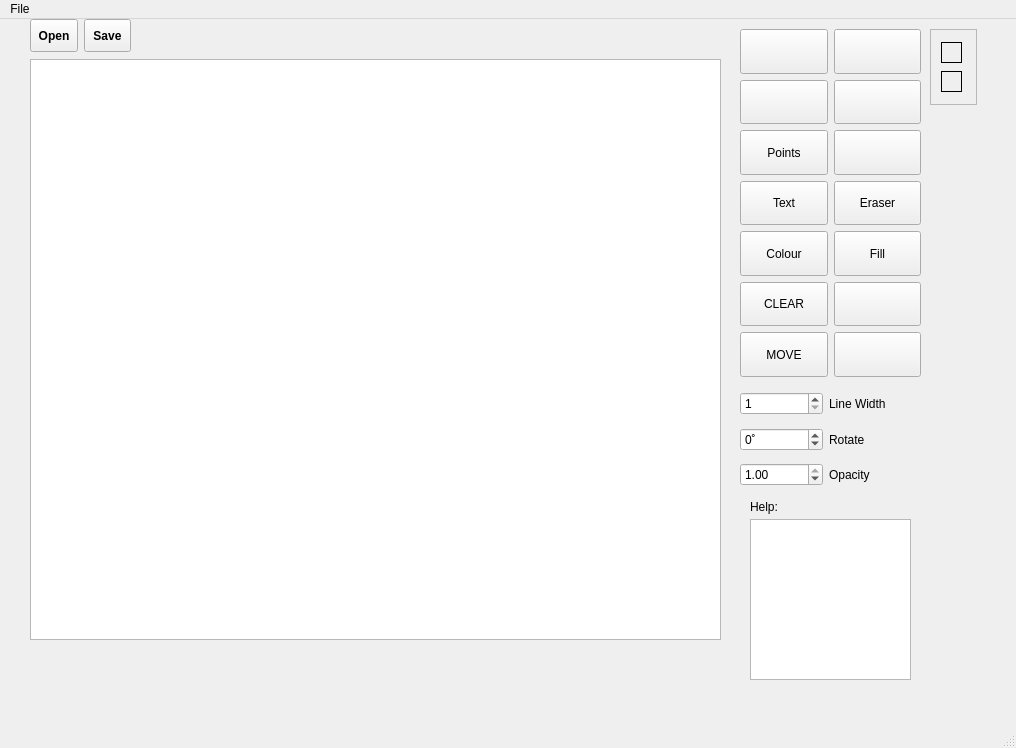
First picture: the form in NewPaint2 2/mainwindow.ui, repository siarheidarhel/Figuratics, before the edit.
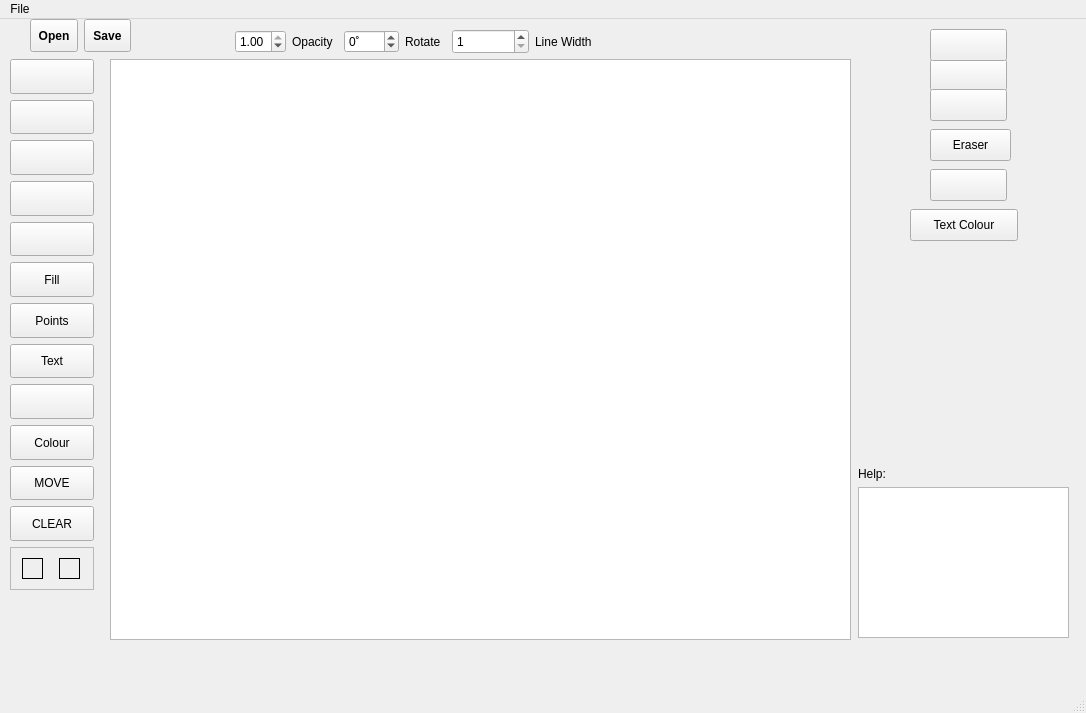
Second picture: the form after the edit. Icons and pictures are not drawn.

Commit message: change in interface (still working on it))

Diff of the .ui file:
```diff
--- a/NewPaint2 2/mainwindow.ui
+++ b/NewPaint2 2/mainwindow.ui
@@ -6,8 +6,8 @@
    <rect>
     <x>0</x>
     <y>0</y>
-    <width>1016</width>
-    <height>748</height>
+    <width>1086</width>
+    <height>713</height>
    </rect>
   </property>
   <property name="sizePolicy">
@@ -20,315 +20,12 @@
    <string>MainWindow</string>
   </property>
   <widget class="QWidget" name="centralwidget">
-   <widget class="QWidget" name="horizontalLayoutWidget">
-    <property name="geometry">
-     <rect>
-      <x>740</x>
-      <y>10</y>
-      <width>181</width>
-      <height>348</height>
-     </rect>
-    </property>
-    <layout class="QHBoxLayout" name="horizontalLayout">
-     <item>
-      <layout class="QGridLayout" name="gridLayout">
-       <item row="5" column="1">
-        <widget class="QPushButton" name="undoButton">
-         <property name="sizePolicy">
-          <sizepolicy hsizetype="Expanding" vsizetype="Expanding">
-           <horstretch>0</horstretch>
-           <verstretch>0</verstretch>
-          </sizepolicy>
-         </property>
-         <property name="toolTip">
-          <string>Undo</string>
-         </property>
-         <property name="text">
-          <string/>
-         </property>
-         <property name="icon">
-          <iconset resource="myresource.qrc">
-           <normaloff>:/new/icons/undo.png</normaloff>:/new/icons/undo.png</iconset>
-         </property>
-         <property name="shortcut">
-          <string>Ctrl+Z</string>
-         </property>
-        </widget>
-       </item>
-       <item row="1" column="0">
-        <widget class="QPushButton" name="triangleButton">
-         <property name="sizePolicy">
-          <sizepolicy hsizetype="Expanding" vsizetype="Expanding">
-           <horstretch>0</horstretch>
-           <verstretch>0</verstretch>
-          </sizepolicy>
-         </property>
-         <property name="toolTip">
-          <string>Draw Triangle</string>
-         </property>
-         <property name="text">
-          <string/>
-         </property>
-         <property name="icon">
-          <iconset resource="myresource.qrc">
-           <normaloff>:/new/icons/triangle.png</normaloff>:/new/icons/triangle.png</iconset>
-         </property>
-         <property name="iconSize">
-          <size>
-           <width>22</width>
-           <height>22</height>
-          </size>
-         </property>
-        </widget>
-       </item>
-       <item row="4" column="1">
-        <widget class="QPushButton" name="fillColourButton">
-         <property name="sizePolicy">
-          <sizepolicy hsizetype="Expanding" vsizetype="Expanding">
-           <horstretch>0</horstretch>
-           <verstretch>0</verstretch>
-          </sizepolicy>
-         </property>
-         <property name="toolTip">
-          <string>Fill figure with colour</string>
-         </property>
-         <property name="toolTipDuration">
-          <number>-1</number>
-         </property>
-         <property name="text">
-          <string>Fill</string>
-         </property>
-        </widget>
-       </item>
-       <item row="3" column="1">
-        <widget class="QPushButton" name="eraseButton">
-         <property name="sizePolicy">
-          <sizepolicy hsizetype="Expanding" vsizetype="Expanding">
-           <horstretch>0</horstretch>
-           <verstretch>0</verstretch>
-          </sizepolicy>
-         </property>
-         <property name="text">
-          <string>Eraser</string>
-         </property>
-         <property name="shortcut">
-          <string>E</string>
-         </property>
-        </widget>
-       </item>
-       <item row="1" column="1">
-        <widget class="QPushButton" name="lineButton">
-         <property name="sizePolicy">
-          <sizepolicy hsizetype="Expanding" vsizetype="Expanding">
-           <horstretch>0</horstretch>
-           <verstretch>0</verstretch>
-          </sizepolicy>
-         </property>
-         <property name="toolTip">
-          <string>Draw Line</string>
-         </property>
-         <property name="text">
-          <string/>
-         </property>
-         <property name="icon">
-          <iconset resource="myresource.qrc">
-           <normaloff>:/new/icons/line copy.png</normaloff>:/new/icons/line copy.png</iconset>
-         </property>
-         <property name="iconSize">
-          <size>
-           <width>30</width>
-           <height>30</height>
-          </size>
-         </property>
-         <property name="shortcut">
-          <string>L</string>
-         </property>
-        </widget>
-       </item>
-       <item row="5" column="0">
-        <widget class="QPushButton" name="clearButton_5">
-         <property name="sizePolicy">
-          <sizepolicy hsizetype="Expanding" vsizetype="Expanding">
-           <horstretch>0</horstretch>
-           <verstretch>0</verstretch>
-          </sizepolicy>
-         </property>
-         <property name="toolTip">
-          <string>Clear the Scene</string>
-         </property>
-         <property name="text">
-          <string>CLEAR</string>
-         </property>
-        </widget>
-       </item>
-       <item row="2" column="1">
-        <widget class="QPushButton" name="PencilButton">
-         <property name="sizePolicy">
-          <sizepolicy hsizetype="Expanding" vsizetype="Expanding">
-           <horstretch>0</horstretch>
-           <verstretch>0</verstretch>
-          </sizepolicy>
-         </property>
-         <property name="toolTip">
-          <string>Draw using Pencil tool</string>
-         </property>
-         <property name="text">
-          <string/>
-         </property>
-         <property name="icon">
-          <iconset resource="myresource.qrc">
-           <normaloff>:/new/icons/pencil copy.png</normaloff>:/new/icons/pencil copy.png</iconset>
-         </property>
-         <property name="iconSize">
-          <size>
-           <width>32</width>
-           <height>32</height>
-          </size>
-         </property>
-        </widget>
-       </item>
-       <item row="6" column="1">
-        <widget class="QPushButton" name="textButton_2">
-         <property name="sizePolicy">
-          <sizepolicy hsizetype="Expanding" vsizetype="Expanding">
-           <horstretch>0</horstretch>
-           <verstretch>0</verstretch>
-          </sizepolicy>
-         </property>
-         <property name="text">
-          <string/>
-         </property>
-        </widget>
-       </item>
-       <item row="4" column="0">
-        <widget class="QPushButton" name="colourButton">
-         <property name="sizePolicy">
-          <sizepolicy hsizetype="Expanding" vsizetype="Expanding">
-           <horstretch>0</horstretch>
-           <verstretch>0</verstretch>
-          </sizepolicy>
-         </property>
-         <property name="toolTip">
-          <string>Set Colour of Lines</string>
-         </property>
-         <property name="text">
-          <string>Colour</string>
-         </property>
-        </widget>
-       </item>
-       <item row="6" column="0">
-        <widget class="QPushButton" name="moveItemButton">
-         <property name="sizePolicy">
-          <sizepolicy hsizetype="Expanding" vsizetype="Expanding">
-           <horstretch>0</horstretch>
-           <verstretch>0</verstretch>
-          </sizepolicy>
-         </property>
-         <property name="text">
-          <string>MOVE</string>
-         </property>
-        </widget>
-       </item>
-       <item row="3" column="0">
-        <widget class="QPushButton" name="textButton">
-         <property name="sizePolicy">
-          <sizepolicy hsizetype="Expanding" vsizetype="Expanding">
-           <horstretch>0</horstretch>
-           <verstretch>0</verstretch>
-          </sizepolicy>
-         </property>
-         <property name="text">
-          <string>Text</string>
-         </property>
-         <property name="shortcut">
-          <string>T</string>
-         </property>
-        </widget>
-       </item>
-       <item row="0" column="1">
-        <widget class="QPushButton" name="rectButton">
-         <property name="sizePolicy">
-          <sizepolicy hsizetype="Expanding" vsizetype="Expanding">
-           <horstretch>0</horstretch>
-           <verstretch>0</verstretch>
-          </sizepolicy>
-         </property>
-         <property name="toolTip">
-          <string>Draw Rectangle</string>
-         </property>
-         <property name="text">
-          <string/>
-         </property>
-         <property name="icon">
-          <iconset resource="myresource.qrc">
-           <normaloff>:/new/icons/rectangle.png</normaloff>:/new/icons/rectangle.png</iconset>
-         </property>
-         <property name="iconSize">
-          <size>
-           <width>22</width>
-           <height>22</height>
-          </size>
-         </property>
-         <property name="shortcut">
-          <string>R</string>
-         </property>
-        </widget>
-       </item>
-       <item row="0" column="0">
-        <widget class="QPushButton" name="circleButton">
-         <property name="sizePolicy">
-          <sizepolicy hsizetype="Expanding" vsizetype="Expanding">
-           <horstretch>0</horstretch>
-           <verstretch>0</verstretch>
-          </sizepolicy>
-         </property>
-         <property name="toolTip">
-          <string>Draw Circle</string>
-         </property>
-         <property name="text">
-          <string/>
-         </property>
-         <property name="icon">
-          <iconset resource="myresource.qrc">
-           <normaloff>:/new/icons/circle.png</normaloff>:/new/icons/circle.png</iconset>
-         </property>
-         <property name="iconSize">
-          <size>
-           <width>22</width>
-           <height>22</height>
-          </size>
-         </property>
-         <property name="shortcut">
-          <string>C</string>
-         </property>
-        </widget>
-       </item>
-       <item row="2" column="0">
-        <widget class="QPushButton" name="pointsButton">
-         <property name="sizePolicy">
-          <sizepolicy hsizetype="Expanding" vsizetype="Expanding">
-           <horstretch>0</horstretch>
-           <verstretch>0</verstretch>
-          </sizepolicy>
-         </property>
-         <property name="toolTip">
-          <string>Draw Ponits</string>
-         </property>
-         <property name="text">
-          <string>Points</string>
-         </property>
-        </widget>
-       </item>
-      </layout>
-     </item>
-    </layout>
-   </widget>
    <widget class="QGraphicsView" name="graphicsView">
     <property name="geometry">
      <rect>
-      <x>30</x>
+      <x>110</x>
       <y>40</y>
-      <width>691</width>
+      <width>741</width>
       <height>581</height>
      </rect>
     </property>
@@ -430,162 +127,50 @@
      </item>
     </layout>
    </widget>
-   <widget class="QTextEdit" name="helpWindow">
+   <widget class="QWidget" name="layoutWidget">
     <property name="geometry">
      <rect>
-      <x>750</x>
-      <y>500</y>
-      <width>161</width>
-      <height>161</height>
-     </rect>
-    </property>
-    <property name="textInteractionFlags">
-     <set>Qt::NoTextInteraction</set>
-    </property>
-    <property name="placeholderText">
-     <string/>
-    </property>
-   </widget>
-   <widget class="QLabel" name="helpLabel">
-    <property name="geometry">
-     <rect>
-      <x>750</x>
-      <y>480</y>
-      <width>61</width>
-      <height>16</height>
-     </rect>
-    </property>
-    <property name="toolTip">
-     <string>Some helpfull tips</string>
-    </property>
-    <property name="text">
-     <string>Help:</string>
-    </property>
-    <property name="textInteractionFlags">
-     <set>Qt::NoTextInteraction</set>
-    </property>
-   </widget>
-   <widget class="QFrame" name="frame">
-    <property name="geometry">
-     <rect>
-      <x>930</x>
+      <x>220</x>
       <y>10</y>
-      <width>47</width>
-      <height>76</height>
+      <width>382</width>
+      <height>25</height>
      </rect>
     </property>
-    <property name="frameShape">
-     <enum>QFrame::StyledPanel</enum>
-    </property>
-    <property name="frameShadow">
-     <enum>QFrame::Raised</enum>
-    </property>
-    <layout class="QVBoxLayout" name="verticalLayout_2">
+    <layout class="QHBoxLayout" name="horizontalLayout_6">
      <property name="leftMargin">
       <number>10</number>
      </property>
      <property name="topMargin">
-      <number>10</number>
+      <number>0</number>
      </property>
      <property name="rightMargin">
       <number>10</number>
      </property>
-     <property name="bottomMargin">
-      <number>10</number>
-     </property>
      <item>
-      <widget class="QLabel" name="cubeColour">
-       <property name="minimumSize">
-        <size>
-         <width>21</width>
-         <height>21</height>
-        </size>
+      <layout class="QHBoxLayout" name="horizontalLayout_5">
+       <property name="leftMargin">
+        <number>5</number>
        </property>
-       <property name="maximumSize">
-        <size>
-         <width>21</width>
-         <height>21</height>
-        </size>
-       </property>
-       <property name="frameShape">
-        <enum>QFrame::Box</enum>
-       </property>
-       <property name="frameShadow">
-        <enum>QFrame::Plain</enum>
-       </property>
-       <property name="text">
-        <string/>
-       </property>
-       <property name="alignment">
-        <set>Qt::AlignCenter</set>
-       </property>
-       <property name="textInteractionFlags">
-        <set>Qt::NoTextInteraction</set>
-       </property>
-      </widget>
-     </item>
-     <item>
-      <widget class="QLabel" name="cubeColour_2">
-       <property name="minimumSize">
-        <size>
-         <width>21</width>
-         <height>21</height>
-        </size>
-       </property>
-       <property name="maximumSize">
-        <size>
-         <width>21</width>
-         <height>21</height>
-        </size>
-       </property>
-       <property name="frameShape">
-        <enum>QFrame::Box</enum>
-       </property>
-       <property name="text">
-        <string/>
-       </property>
-       <property name="alignment">
-        <set>Qt::AlignCenter</set>
-       </property>
-       <property name="textInteractionFlags">
-        <set>Qt::NoTextInteraction</set>
-       </property>
-      </widget>
-     </item>
-    </layout>
-   </widget>
-   <widget class="QWidget" name="">
-    <property name="geometry">
-     <rect>
-      <x>740</x>
-      <y>370</y>
-      <width>171</width>
-      <height>101</height>
-     </rect>
-    </property>
-    <layout class="QVBoxLayout" name="verticalLayout">
-     <item>
-      <layout class="QHBoxLayout" name="horizontalLayout_2">
        <item>
-        <widget class="QSpinBox" name="spinBox">
-         <property name="toolTip">
-          <string>Width Value</string>
-         </property>
-         <property name="minimum">
-          <number>1</number>
-         </property>
+        <widget class="QDoubleSpinBox" name="doubleSpinBox">
          <property name="maximum">
-          <number>40</number>
+          <double>1.000000000000000</double>
+         </property>
+         <property name="singleStep">
+          <double>0.010000000000000</double>
+         </property>
+         <property name="value">
+          <double>1.000000000000000</double>
          </property>
         </widget>
        </item>
        <item>
-        <widget class="QLabel" name="label">
+        <widget class="QLabel" name="label_3">
          <property name="toolTip">
           <string>Set Line Width</string>
          </property>
          <property name="text">
-          <string>Line Width</string>
+          <string>Opacity</string>
          </property>
         </widget>
        </item>
@@ -593,6 +178,9 @@
      </item>
      <item>
       <layout class="QHBoxLayout" name="horizontalLayout_4">
+       <property name="leftMargin">
+        <number>5</number>
+       </property>
        <item>
         <widget class="QSpinBox" name="spinBox_2">
          <property name="toolTip">
@@ -625,27 +213,36 @@
       </layout>
      </item>
      <item>
-      <layout class="QHBoxLayout" name="horizontalLayout_5">
+      <layout class="QHBoxLayout" name="horizontalLayout_2">
+       <property name="leftMargin">
+        <number>5</number>
+       </property>
        <item>
-        <widget class="QDoubleSpinBox" name="doubleSpinBox">
+        <widget class="QSpinBox" name="spinBox">
+         <property name="sizePolicy">
+          <sizepolicy hsizetype="Expanding" vsizetype="Expanding">
+           <horstretch>0</horstretch>
+           <verstretch>0</verstretch>
+          </sizepolicy>
+         </property>
+         <property name="toolTip">
+          <string>Width Value</string>
+         </property>
+         <property name="minimum">
+          <number>1</number>
+         </property>
          <property name="maximum">
-          <double>1.000000000000000</double>
-         </property>
-         <property name="singleStep">
-          <double>0.010000000000000</double>
-         </property>
-         <property name="value">
-          <double>1.000000000000000</double>
+          <number>40</number>
          </property>
         </widget>
        </item>
        <item>
-        <widget class="QLabel" name="label_3">
+        <widget class="QLabel" name="label">
          <property name="toolTip">
           <string>Set opacity</string>
          </property>
          <property name="text">
-          <string>Opacity</string>
+          <string>Line Width</string>
          </property>
         </widget>
        </item>
@@ -653,13 +250,531 @@
      </item>
     </layout>
    </widget>
+   <widget class="QWidget" name="gridLayoutWidget">
+    <property name="geometry">
+     <rect>
+      <x>10</x>
+      <y>40</y>
+      <width>84</width>
+      <height>531</height>
+     </rect>
+    </property>
+    <layout class="QGridLayout" name="gridLayout">
+     <item row="3" column="0">
+      <widget class="QPushButton" name="lineButton">
+       <property name="sizePolicy">
+        <sizepolicy hsizetype="Expanding" vsizetype="Expanding">
+         <horstretch>0</horstretch>
+         <verstretch>0</verstretch>
+        </sizepolicy>
+       </property>
+       <property name="toolTip">
+        <string>Draw Line</string>
+       </property>
+       <property name="text">
+        <string/>
+       </property>
+       <property name="icon">
+        <iconset resource="myresource.qrc">
+         <normaloff>:/new/icons/line copy.png</normaloff>:/new/icons/line copy.png</iconset>
+       </property>
+       <property name="iconSize">
+        <size>
+         <width>30</width>
+         <height>30</height>
+        </size>
+       </property>
+       <property name="shortcut">
+        <string>L</string>
+       </property>
+      </widget>
+     </item>
+     <item row="16" column="0">
+      <widget class="QPushButton" name="undoButton">
+       <property name="sizePolicy">
+        <sizepolicy hsizetype="Expanding" vsizetype="Expanding">
+         <horstretch>0</horstretch>
+         <verstretch>0</verstretch>
+        </sizepolicy>
+       </property>
+       <property name="toolTip">
+        <string>Undo</string>
+       </property>
+       <property name="text">
+        <string/>
+       </property>
+       <property name="icon">
+        <iconset resource="myresource.qrc">
+         <normaloff>:/new/icons/undo.png</normaloff>:/new/icons/undo.png</iconset>
+       </property>
+       <property name="shortcut">
+        <string>Ctrl+Z</string>
+       </property>
+      </widget>
+     </item>
+     <item row="6" column="0">
+      <widget class="QPushButton" name="pointsButton">
+       <property name="sizePolicy">
+        <sizepolicy hsizetype="Expanding" vsizetype="Expanding">
+         <horstretch>0</horstretch>
+         <verstretch>0</verstretch>
+        </sizepolicy>
+       </property>
+       <property name="toolTip">
+        <string>Draw Ponits</string>
+       </property>
+       <property name="text">
+        <string>Points</string>
+       </property>
+      </widget>
+     </item>
+     <item row="0" column="0">
+      <widget class="QPushButton" name="rectButton">
+       <property name="sizePolicy">
+        <sizepolicy hsizetype="Expanding" vsizetype="Expanding">
+         <horstretch>0</horstretch>
+         <verstretch>0</verstretch>
+        </sizepolicy>
+       </property>
+       <property name="toolTip">
+        <string>Draw Rectangle</string>
+       </property>
+       <property name="text">
+        <string/>
+       </property>
+       <property name="icon">
+        <iconset resource="myresource.qrc">
+         <normaloff>:/new/icons/rectangle.png</normaloff>:/new/icons/rectangle.png</iconset>
+       </property>
+       <property name="iconSize">
+        <size>
+         <width>22</width>
+         <height>22</height>
+        </size>
+       </property>
+       <property name="shortcut">
+        <string>R</string>
+       </property>
+      </widget>
+     </item>
+     <item row="7" column="0">
+      <widget class="QPushButton" name="textButton">
+       <property name="sizePolicy">
+        <sizepolicy hsizetype="Expanding" vsizetype="Expanding">
+         <horstretch>0</horstretch>
+         <verstretch>0</verstretch>
+        </sizepolicy>
+       </property>
+       <property name="text">
+        <string>Text</string>
+       </property>
+       <property name="shortcut">
+        <string>T</string>
+       </property>
+      </widget>
+     </item>
+     <item row="5" column="0">
+      <widget class="QPushButton" name="fillColourButton">
+       <property name="sizePolicy">
+        <sizepolicy hsizetype="Expanding" vsizetype="Expanding">
+         <horstretch>0</horstretch>
+         <verstretch>0</verstretch>
+        </sizepolicy>
+       </property>
+       <property name="toolTip">
+        <string>Fill figure with colour</string>
+       </property>
+       <property name="toolTipDuration">
+        <number>-1</number>
+       </property>
+       <property name="text">
+        <string>Fill</string>
+       </property>
+      </widget>
+     </item>
+     <item row="19" column="0">
+      <widget class="QPushButton" name="clearButton_5">
+       <property name="sizePolicy">
+        <sizepolicy hsizetype="Expanding" vsizetype="Expanding">
+         <horstretch>0</horstretch>
+         <verstretch>0</verstretch>
+        </sizepolicy>
+       </property>
+       <property name="toolTip">
+        <string>Clear the Scene</string>
+       </property>
+       <property name="text">
+        <string>CLEAR</string>
+       </property>
+      </widget>
+     </item>
+     <item row="1" column="0">
+      <widget class="QPushButton" name="circleButton">
+       <property name="sizePolicy">
+        <sizepolicy hsizetype="Expanding" vsizetype="Expanding">
+         <horstretch>0</horstretch>
+         <verstretch>0</verstretch>
+        </sizepolicy>
+       </property>
+       <property name="toolTip">
+        <string>Draw Circle</string>
+       </property>
+       <property name="text">
+        <string/>
+       </property>
+       <property name="icon">
+        <iconset resource="myresource.qrc">
+         <normaloff>:/new/icons/circle.png</normaloff>:/new/icons/circle.png</iconset>
+       </property>
+       <property name="iconSize">
+        <size>
+         <width>22</width>
+         <height>22</height>
+        </size>
+       </property>
+       <property name="shortcut">
+        <string>C</string>
+       </property>
+      </widget>
+     </item>
+     <item row="17" column="0">
+      <widget class="QPushButton" name="colourButton">
+       <property name="sizePolicy">
+        <sizepolicy hsizetype="Expanding" vsizetype="Expanding">
+         <horstretch>0</horstretch>
+         <verstretch>0</verstretch>
+        </sizepolicy>
+       </property>
+       <property name="toolTip">
+        <string>Set Colour of Lines</string>
+       </property>
+       <property name="text">
+        <string>Colour</string>
+       </property>
+      </widget>
+     </item>
+     <item row="20" column="0">
+      <widget class="QFrame" name="frame">
+       <property name="sizePolicy">
+        <sizepolicy hsizetype="Expanding" vsizetype="Expanding">
+         <horstretch>0</horstretch>
+         <verstretch>0</verstretch>
+        </sizepolicy>
+       </property>
+       <property name="frameShape">
+        <enum>QFrame::StyledPanel</enum>
+       </property>
+       <property name="frameShadow">
+        <enum>QFrame::Raised</enum>
+       </property>
+       <layout class="QHBoxLayout" name="horizontalLayout">
+        <property name="leftMargin">
+         <number>1</number>
+        </property>
+        <property name="topMargin">
+         <number>10</number>
+        </property>
+        <property name="rightMargin">
+         <number>1</number>
+        </property>
+        <property name="bottomMargin">
+         <number>10</number>
+        </property>
+        <item>
+         <widget class="QLabel" name="cubeColour_2">
+          <property name="minimumSize">
+           <size>
+            <width>21</width>
+            <height>21</height>
+           </size>
+          </property>
+          <property name="maximumSize">
+           <size>
+            <width>21</width>
+            <height>21</height>
+           </size>
+          </property>
+          <property name="frameShape">
+           <enum>QFrame::Box</enum>
+          </property>
+          <property name="text">
+           <string/>
+          </property>
+          <property name="alignment">
+           <set>Qt::AlignCenter</set>
+          </property>
+          <property name="textInteractionFlags">
+           <set>Qt::NoTextInteraction</set>
+          </property>
+         </widget>
+        </item>
+        <item>
+         <widget class="QLabel" name="cubeColour">
+          <property name="minimumSize">
+           <size>
+            <width>21</width>
+            <height>21</height>
+           </size>
+          </property>
+          <property name="maximumSize">
+           <size>
+            <width>21</width>
+            <height>21</height>
+           </size>
+          </property>
+          <property name="frameShape">
+           <enum>QFrame::Box</enum>
+          </property>
+          <property name="frameShadow">
+           <enum>QFrame::Plain</enum>
+          </property>
+          <property name="text">
+           <string/>
+          </property>
+          <property name="alignment">
+           <set>Qt::AlignCenter</set>
+          </property>
+          <property name="textInteractionFlags">
+           <set>Qt::NoTextInteraction</set>
+          </property>
+         </widget>
+        </item>
+       </layout>
+      </widget>
+     </item>
+     <item row="2" column="0">
+      <widget class="QPushButton" name="triangleButton">
+       <property name="sizePolicy">
+        <sizepolicy hsizetype="Expanding" vsizetype="Expanding">
+         <horstretch>0</horstretch>
+         <verstretch>0</verstretch>
+        </sizepolicy>
+       </property>
+       <property name="toolTip">
+        <string>Draw Triangle</string>
+       </property>
+       <property name="text">
+        <string/>
+       </property>
+       <property name="icon">
+        <iconset resource="myresource.qrc">
+         <normaloff>:/new/icons/triangle.png</normaloff>:/new/icons/triangle.png</iconset>
+       </property>
+       <property name="iconSize">
+        <size>
+         <width>22</width>
+         <height>22</height>
+        </size>
+       </property>
+      </widget>
+     </item>
+     <item row="18" column="0">
+      <widget class="QPushButton" name="moveItemButton">
+       <property name="sizePolicy">
+        <sizepolicy hsizetype="Expanding" vsizetype="Expanding">
+         <horstretch>0</horstretch>
+         <verstretch>0</verstretch>
+        </sizepolicy>
+       </property>
+       <property name="text">
+        <string>MOVE</string>
+       </property>
+      </widget>
+     </item>
+     <item row="4" column="0">
+      <widget class="QPushButton" name="PencilButton">
+       <property name="sizePolicy">
+        <sizepolicy hsizetype="Expanding" vsizetype="Expanding">
+         <horstretch>0</horstretch>
+         <verstretch>0</verstretch>
+        </sizepolicy>
+       </property>
+       <property name="toolTip">
+        <string>Draw using Pencil tool</string>
+       </property>
+       <property name="text">
+        <string/>
+       </property>
+       <property name="icon">
+        <iconset resource="myresource.qrc">
+         <normaloff>:/new/icons/pencil copy.png</normaloff>:/new/icons/pencil copy.png</iconset>
+       </property>
+       <property name="iconSize">
+        <size>
+         <width>32</width>
+         <height>32</height>
+        </size>
+       </property>
+      </widget>
+     </item>
+    </layout>
+   </widget>
+   <widget class="QPushButton" name="textColour">
+    <property name="geometry">
+     <rect>
+      <x>910</x>
+      <y>190</y>
+      <width>108</width>
+      <height>32</height>
+     </rect>
+    </property>
+    <property name="sizePolicy">
+     <sizepolicy hsizetype="Expanding" vsizetype="Expanding">
+      <horstretch>0</horstretch>
+      <verstretch>0</verstretch>
+     </sizepolicy>
+    </property>
+    <property name="text">
+     <string>Text Colour</string>
+    </property>
+   </widget>
+   <widget class="QPushButton" name="textButton_6">
+    <property name="geometry">
+     <rect>
+      <x>930</x>
+      <y>150</y>
+      <width>77</width>
+      <height>32</height>
+     </rect>
+    </property>
+    <property name="sizePolicy">
+     <sizepolicy hsizetype="Fixed" vsizetype="Fixed">
+      <horstretch>0</horstretch>
+      <verstretch>0</verstretch>
+     </sizepolicy>
+    </property>
+    <property name="text">
+     <string/>
+    </property>
+   </widget>
+   <widget class="QPushButton" name="textButton_3">
+    <property name="geometry">
+     <rect>
+      <x>930</x>
+      <y>40</y>
+      <width>77</width>
+      <height>32</height>
+     </rect>
+    </property>
+    <property name="sizePolicy">
+     <sizepolicy hsizetype="Fixed" vsizetype="Expanding">
+      <horstretch>0</horstretch>
+      <verstretch>0</verstretch>
+     </sizepolicy>
+    </property>
+    <property name="text">
+     <string/>
+    </property>
+   </widget>
+   <widget class="QPushButton" name="textButton_4">
+    <property name="geometry">
+     <rect>
+      <x>930</x>
+      <y>70</y>
+      <width>77</width>
+      <height>32</height>
+     </rect>
+    </property>
+    <property name="sizePolicy">
+     <sizepolicy hsizetype="Fixed" vsizetype="Expanding">
+      <horstretch>0</horstretch>
+      <verstretch>0</verstretch>
+     </sizepolicy>
+    </property>
+    <property name="text">
+     <string/>
+    </property>
+   </widget>
+   <widget class="QPushButton" name="textButton_5">
+    <property name="geometry">
+     <rect>
+      <x>930</x>
+      <y>10</y>
+      <width>77</width>
+      <height>32</height>
+     </rect>
+    </property>
+    <property name="sizePolicy">
+     <sizepolicy hsizetype="Fixed" vsizetype="Expanding">
+      <horstretch>0</horstretch>
+      <verstretch>0</verstretch>
+     </sizepolicy>
+    </property>
+    <property name="text">
+     <string/>
+    </property>
+   </widget>
+   <widget class="QPushButton" name="eraseButton">
+    <property name="geometry">
+     <rect>
+      <x>930</x>
+      <y>110</y>
+      <width>81</width>
+      <height>32</height>
+     </rect>
+    </property>
+    <property name="sizePolicy">
+     <sizepolicy hsizetype="Fixed" vsizetype="Expanding">
+      <horstretch>0</horstretch>
+      <verstretch>0</verstretch>
+     </sizepolicy>
+    </property>
+    <property name="text">
+     <string>Eraser</string>
+    </property>
+    <property name="shortcut">
+     <string>E</string>
+    </property>
+   </widget>
+   <widget class="QWidget" name="">
+    <property name="geometry">
+     <rect>
+      <x>858</x>
+      <y>448</y>
+      <width>211</width>
+      <height>171</height>
+     </rect>
+    </property>
+    <layout class="QVBoxLayout" name="verticalLayout">
+     <item>
+      <widget class="QLabel" name="helpLabel">
+       <property name="toolTip">
+        <string>Some helpfull tips</string>
+       </property>
+       <property name="text">
+        <string>Help:</string>
+       </property>
+       <property name="textInteractionFlags">
+        <set>Qt::NoTextInteraction</set>
+       </property>
+      </widget>
+     </item>
+     <item>
+      <widget class="QTextEdit" name="helpWindow">
+       <property name="textInteractionFlags">
+        <set>Qt::NoTextInteraction</set>
+       </property>
+       <property name="placeholderText">
+        <string/>
+       </property>
+      </widget>
+     </item>
+    </layout>
+   </widget>
+   <zorder>graphicsView</zorder>
+   <zorder>horizontalLayoutWidget</zorder>
+   <zorder>horizontalLayoutWidget_3</zorder>
+   <zorder>helpWindow</zorder>
+   <zorder>helpLabel</zorder>
+   <zorder>layoutWidget</zorder>
+   <zorder>gridLayoutWidget</zorder>
   </widget>
   <widget class="QMenuBar" name="menubar">
    <property name="geometry">
     <rect>
      <x>0</x>
      <y>0</y>
-     <width>1016</width>
+     <width>1086</width>
      <height>24</height>
     </rect>
    </property>
```
Left out of the diff: 4 changed lines with no effect on the pictures. The commit also changes 5 other files.
